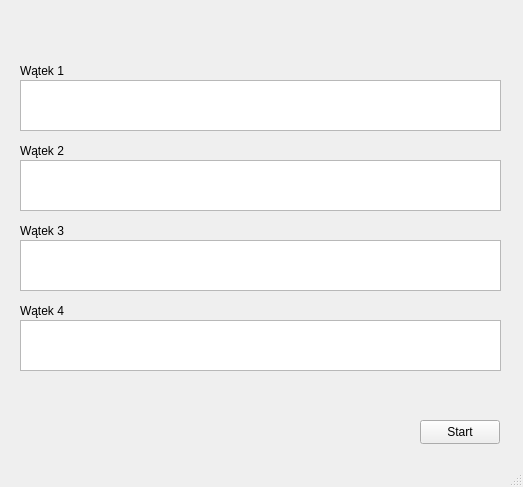
Before: the Qt Designer form mainwindow.ui in swiczka/projekt_so_2, drawn with Qt 5.
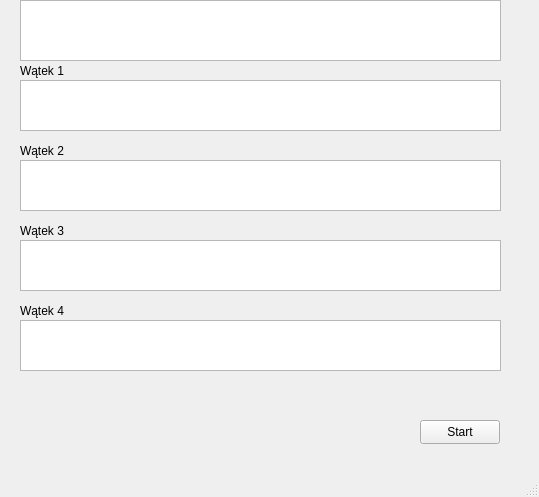
After: the same form once the commit is applied.

Commit message: Dodałem okienko główne

The edit to the form file:
```diff
--- a/mainwindow.ui
+++ b/mainwindow.ui
@@ -6,8 +6,8 @@
    <rect>
     <x>0</x>
     <y>0</y>
-    <width>523</width>
-    <height>487</height>
+    <width>539</width>
+    <height>497</height>
    </rect>
   </property>
   <property name="windowTitle">
@@ -196,6 +196,32 @@
      <string>Wątek 4</string>
     </property>
    </widget>
+   <widget class="QFrame" name="threadFrameMain">
+    <property name="geometry">
+     <rect>
+      <x>20</x>
+      <y>0</y>
+      <width>481</width>
+      <height>61</height>
+     </rect>
+    </property>
+    <property name="frameShape">
+     <enum>QFrame::StyledPanel</enum>
+    </property>
+    <property name="frameShadow">
+     <enum>QFrame::Raised</enum>
+    </property>
+    <widget class="QTextBrowser" name="textBrowserMain">
+     <property name="geometry">
+      <rect>
+       <x>0</x>
+       <y>0</y>
+       <width>481</width>
+       <height>61</height>
+      </rect>
+     </property>
+    </widget>
+   </widget>
   </widget>
   <widget class="QMenuBar" name="menubar">
    <property name="geometry">
```
Left out of the diff: 2 changed lines with no effect on the pictures. The commit also changes 2 other files.
